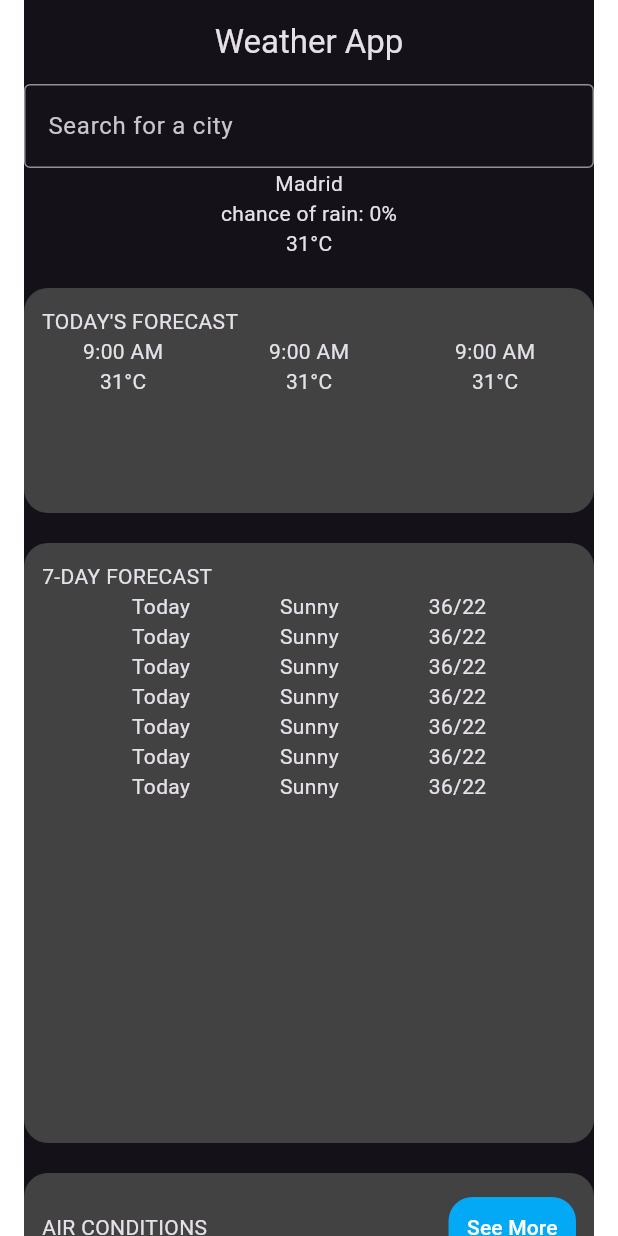
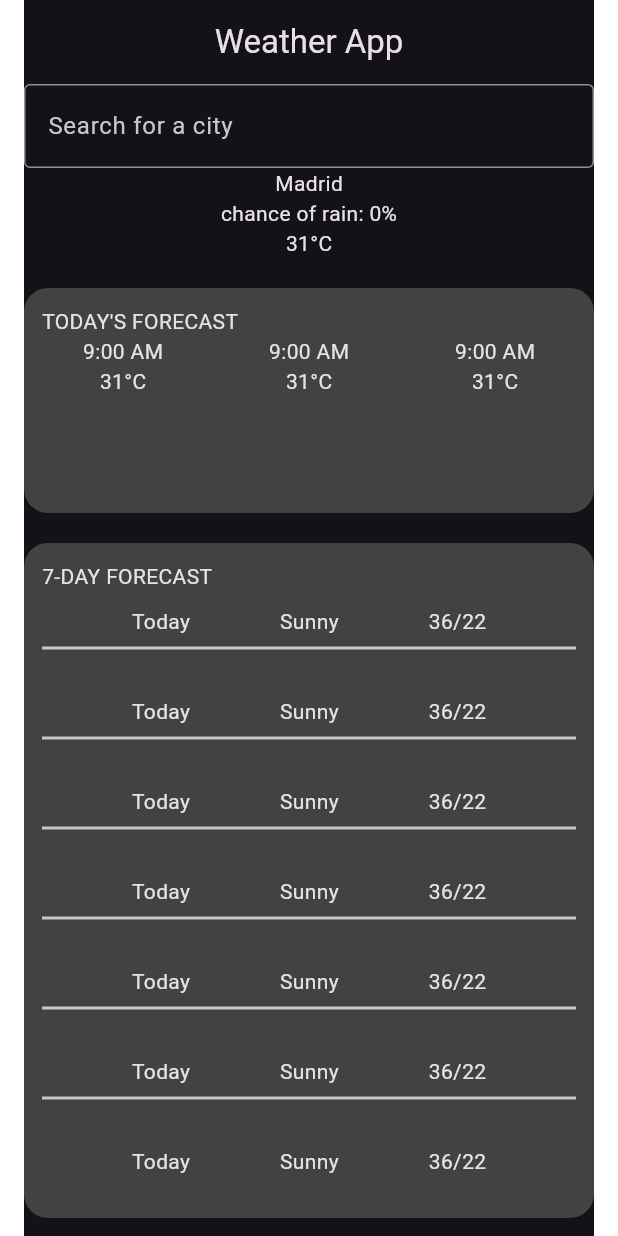
Before and after one commit to AnasShehata1/weather_ieee, a Flutter app: the screen it shows after launch, on a phone screen of 412 x 824 dp. Run offline on Flutter 3.47's test engine with Material 3 defaults, Android fonts, the phone set to English and light mode, and no system bars.

Commit message:
refactor todays forecast widget

```diff
--- a/lib/presentation/widgets/seven_days_forecast_widget.dart
+++ b/lib/presentation/widgets/seven_days_forecast_widget.dart
@@ -1,4 +1,3 @@
-
 import 'package:flutter/material.dart';
 
 class SevenDaysForecastWidget extends StatelessWidget {
@@ -10,7 +9,7 @@ class SevenDaysForecastWidget extends StatelessWidget {
   Widget build(BuildContext context) {
     return Container(
       padding: EdgeInsets.all(12),
-      height: 400,
+      height: 450,
       decoration: BoxDecoration(
         borderRadius: BorderRadius.circular(16),
         color: Colors.grey[800],
@@ -18,12 +17,17 @@ class SevenDaysForecastWidget extends StatelessWidget {
       child: Column(
         children: [
           Align(alignment: Alignment.centerLeft, child: Text('7-DAY FORECAST')),
+          SizedBox(height: 10),
           Expanded(
             child: ListView.builder(
               physics: NeverScrollableScrollPhysics(),
               itemCount: 7,
               itemBuilder: (context, index) {
-                return Row(
+                return SizedBox(
+                  height: 60,
+                  child: Column(
+                    children: [
+                      Row(
                         mainAxisAlignment: MainAxisAlignment.spaceEvenly,
                         children: [
                           Text('Today'),
@@ -31,6 +35,12 @@ class SevenDaysForecastWidget extends StatelessWidget {
                           Text('Sunny'),
                           Text('36/22'),
                         ],
+                      ),
+                      index != 6
+                          ? Divider(thickness: 2, color: Colors.white70)
+                          : SizedBox(),
+                    ],
+                  ),
                 );
               },
             ),
--- /dev/null
+++ b/lib/presentation/widgets/todays_forecast_item.dart
@@ -0,0 +1,18 @@
+import 'package:flutter/material.dart';
+
+class ToDaysForecastItem extends StatelessWidget {
+  const ToDaysForecastItem({
+    super.key,
+  });
+
+  @override
+  Widget build(BuildContext context) {
+    return Column(
+      children: [
+        Text('9:00 AM'),
+        // Image.network(''),
+        Text('31°C'),
+      ],
+    );
+  }
+}
--- a/lib/presentation/widgets/todays_forecast_widget.dart
+++ b/lib/presentation/widgets/todays_forecast_widget.dart
@@ -1,5 +1,6 @@
+import 'package:flutter/material.dart';
 
-import 'package:flutter/material.dart';
+import 'todays_forecast_item.dart';
 
 class ToDaysForecastWidget extends StatelessWidget {
   const ToDaysForecastWidget({
@@ -23,29 +24,11 @@ class ToDaysForecastWidget extends StatelessWidget {
           Row(
             mainAxisAlignment: MainAxisAlignment.spaceEvenly,
             children: [
-              Column(
-                children: [
-                  Text('9:00 AM'),
-                  // Image.network(''),
-                  Text('31°C'),
-                ],
-              ),
+              ToDaysForecastItem(),
               VerticalDivider(thickness: 2),
-              Column(
-                children: [
-                  Text('9:00 AM'),
-                  // Image.network(''),
-                  Text('31°C'),
-                ],
-              ),
+              ToDaysForecastItem(),
               VerticalDivider(thickness: 2),
-              Column(
-                children: [
-                  Text('9:00 AM'),
-                  // Image.network(''),
-                  Text('31°C'),
-                ],
-              ),
+              ToDaysForecastItem(),
             ],
           )
         ],
```
Lines whose indentation alone changed are shown as unchanged.
